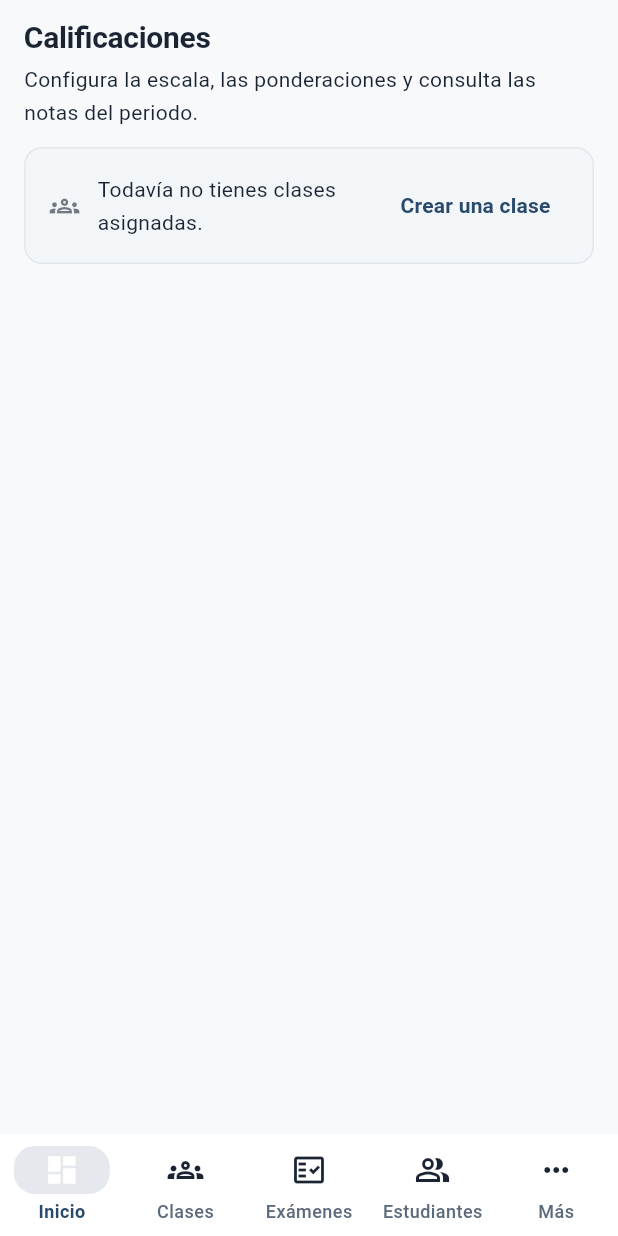
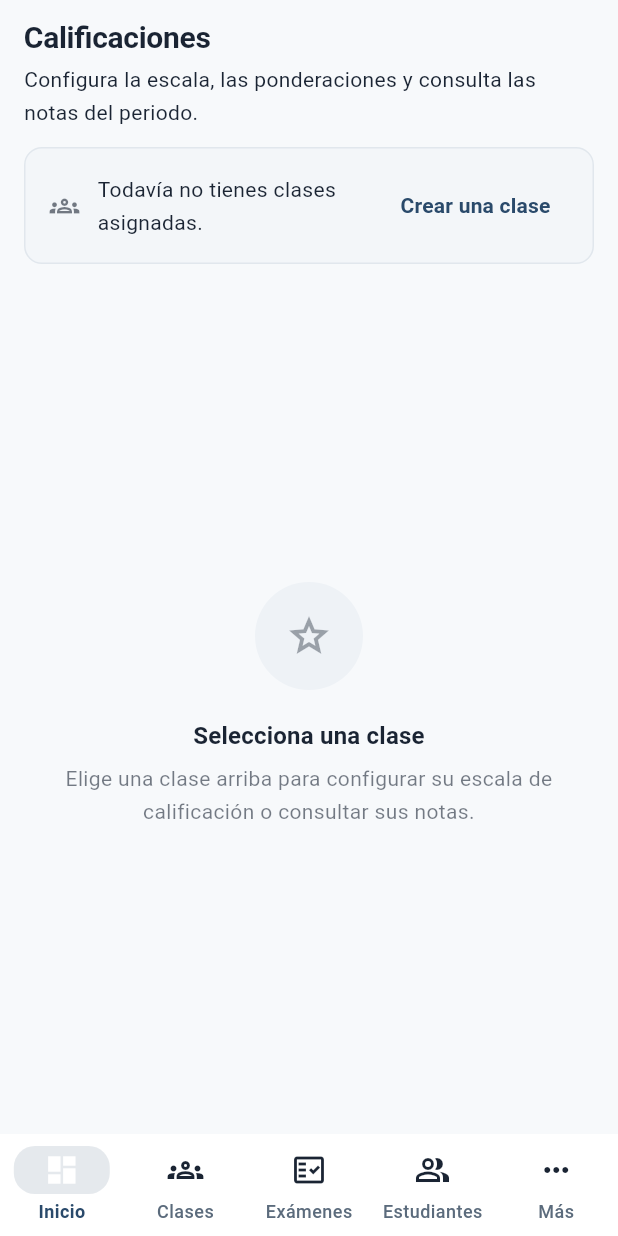
Before and after one commit to joan566/EduSystemFrontend, a Flutter app: the GradesPage screen opened by its route, on a phone screen of 412 x 824 dp. Run offline on Flutter 3.47's test engine with Material 3 defaults, Android fonts, the phone set to English and light mode, and no system bars; our stand-ins replace dio, file_picker, flutter_secure_storage, go_router, image_picker; missing offline and left inert: desktop_drop, file_saver; accounts and stored records are empty; network calls fail.

Commit message:
redesign(grades, activities, attendance): explain the empty "no class selected" state
Before picking a class from TeachingPeriodSelector, these three pages
rendered a blank area (SizedBox.shrink(), or nothing at all in
grades_page) instead of telling the user what to do. Add an
AppEmptyState prompting them to pick a class, matching the pattern
used everywhere else in the app for "you need to do X first".

lib/features/exams/ is untouched — exams_page has the same gap but is
off-limits per the redesign brief.

Co-Authored-By: Claude Sonnet 5 <noreply@anthropic.com>

```diff
--- a/lib/features/activities/presentation/pages/activities_page.dart
+++ b/lib/features/activities/presentation/pages/activities_page.dart
@@ -96,7 +96,11 @@ class _ActivitiesPageState extends State<ActivitiesPage> {
           const SizedBox(height: 8),
           Expanded(
             child: _period == null
-                ? const SizedBox.shrink()
+                ? const AppEmptyState(
+                    title: 'Selecciona una clase',
+                    message: 'Elige una clase arriba para ver sus actividades.',
+                    icon: Icons.assignment_outlined,
+                  )
                 : _buildBody(state),
           ),
           if (_period != null && state.status == ViewStatus.success)
--- a/lib/features/attendance/presentation/pages/attendance_page.dart
+++ b/lib/features/attendance/presentation/pages/attendance_page.dart
@@ -94,7 +94,11 @@ class _AttendancePageState extends State<AttendancePage> {
           const SizedBox(height: 8),
           Expanded(
             child: _period == null
-                ? const SizedBox.shrink()
+                ? const AppEmptyState(
+                    title: 'Selecciona una clase',
+                    message: 'Elige una clase arriba para ver sus sesiones de asistencia.',
+                    icon: Icons.checklist_outlined,
+                  )
                 : _buildBody(state),
           ),
           if (_period != null && state.status == ViewStatus.success)
--- a/lib/features/grades/presentation/pages/grades_page.dart
+++ b/lib/features/grades/presentation/pages/grades_page.dart
@@ -1,5 +1,6 @@
 import 'package:flutter/material.dart';
 
+import '../../../../core/widgets/app_empty_state.dart';
 import '../../../../core/widgets/app_page_header.dart';
 import '../../../teaching/domain/entities/teaching_period_entity.dart';
 import '../../../teaching/presentation/widgets/teaching_period_selector.dart';
@@ -35,7 +36,17 @@ class _GradesPageState extends State<GradesPage> {
               ),
             ),
             const SizedBox(height: 8),
-            if (_period != null) ...[
+            if (_period == null)
+              const Expanded(
+                child: AppEmptyState(
+                  title: 'Selecciona una clase',
+                  message:
+                      'Elige una clase arriba para configurar su escala de '
+                      'calificación o consultar sus notas.',
+                  icon: Icons.grade_outlined,
+                ),
+              )
+            else ...[
               const TabBar(tabs: [Tab(text: 'Configuración'), Tab(text: 'Notas del periodo')]),
               Expanded(
                 child: TabBarView(
```
